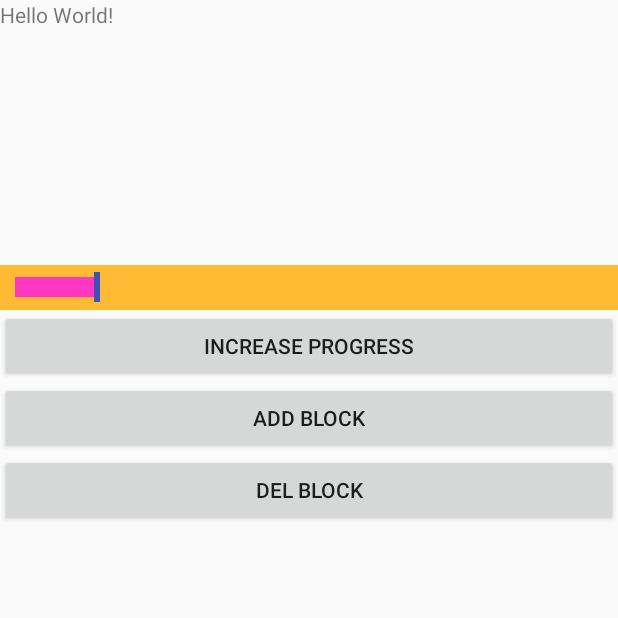
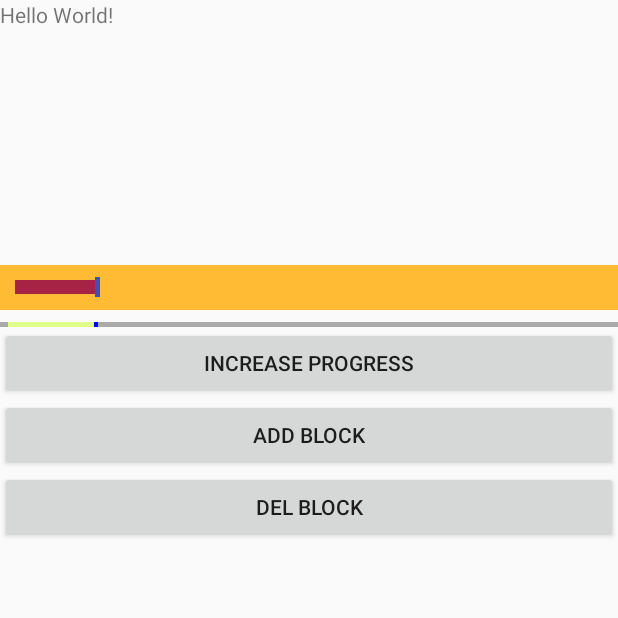
Before and after one commit to sparks345/section_progress, an Android app: the screen it shows after launch (MainActivity), after a tap on "DEL BLOCK", on a phone screen of 412 x 824 dp, the top half of it. Run offline under Robolectric (Android 15) with nearby library versions, the phone set to English and light mode, and no system bars; 2 other taps on this screen came first.

```diff
--- a/app/src/main/java/com/tencent/jinjingcao/section_progress/MainActivity.java
+++ b/app/src/main/java/com/tencent/jinjingcao/section_progress/MainActivity.java
@@ -9,12 +9,14 @@ import android.widget.Button;
 public class MainActivity extends Activity implements OnClickListener {
 
     private SectionProgressBar secBar;
+    private SectionProgressBar secBar2;
     private Button btnIncreaseProgress;
     private Button btnAddBlock;
     private Button btnDelBlock;
 
     private void assignViews() {
         secBar = (SectionProgressBar) findViewById(R.id.sec_bar);
+        secBar2 = (SectionProgressBar) findViewById(R.id.sec_bar2);
 
         btnIncreaseProgress = (Button) findViewById(R.id.btnIncreaseProgress);
         btnAddBlock = (Button) findViewById(R.id.btnAddBlock);
@@ -47,14 +49,20 @@ public class MainActivity extends Activity implements OnClickListener {
                     aimProgress = 100;
                 }
                 secBar.setProgress(aimProgress);
+                secBar2.setProgress(aimProgress);
                 break;
             case R.id.btnAddBlock:
                 secBar.setSplitAtCurrent();
+                secBar2.setSplitAtCurrent();
                 break;
             case R.id.btnDelBlock:
                 if (secBar.selectLastSection()) {
                     secBar.backDelSection();
                 }
+
+                if (secBar2.selectLastSection()) {
+                    secBar2.backDelSection();
+                }
                 break;
         }
     }
--- a/app/src/main/java/com/tencent/jinjingcao/section_progress/SectionProgressBar.java
+++ b/app/src/main/java/com/tencent/jinjingcao/section_progress/SectionProgressBar.java
@@ -1,16 +1,21 @@
 package com.tencent.jinjingcao.section_progress;
 
 import java.util.ArrayList;
+import java.util.Locale;
 import java.util.Timer;
 import java.util.TimerTask;
 
+import android.animation.ArgbEvaluator;
 import android.content.Context;
+import android.content.res.TypedArray;
 import android.graphics.Canvas;
 import android.graphics.Color;
 import android.graphics.Paint;
 import android.graphics.RectF;
+import android.support.annotation.NonNull;
 import android.support.annotation.Nullable;
 import android.util.AttributeSet;
+import android.util.Log;
 import android.view.View;
 
 /**
@@ -20,10 +25,27 @@ import android.view.View;
 
 public class SectionProgressBar extends View {
     public static final String TAG = "SectionProgressBar";
+    private final float density = getResources().getDisplayMetrics().density;
+
+    private static final int DEFAULT_SPLIT_BLOCK_COLOR = Color.BLUE;
+    private static final int DEFAULT_SPLIT_BLOCK_WIDTH = 6;
+    private static final int DEFAULT_SPLIT_BLOCK_HEIGHT = 15;
+    private static final int DEFAULT_PROGRESS_BAR_COLOR = Color.CYAN;
+    private static final int DEFAULT_PROGRESS_BAR_HEIGHT = 10;
+    private static final int DEFAULT_SECTION_BLINK_COLOR = Color.YELLOW;
 
     private final Paint mPaint;
     private final Paint mSplitBlockPaint;
     private final RectF mRect;
+    private final int mBlockColor;
+    private final int mAttrBlockHeight;
+    private final int mAttrProgressHeight;
+    private final int mSectionAnimBlinkColor;
+    private ArgbEvaluator mArgbEvaluator;
+    private int mBlockHeight;
+    private final int mProgressColor;
+    private int mProgressSize;
+    private final boolean mSectionAnimEnable;
 
     // all sections in current progress bar.
     private ArrayList<Section> mSections = new ArrayList<>();
@@ -32,7 +54,7 @@ public class SectionProgressBar extends View {
     private float mCurrentProgress;
 
     // block width.
-    private int mBlockWidth = 6 * 2;
+    private int mBlockWidth;
 
     // anim timer for select section.
     private AnimationTimer mAnimTimer;
@@ -44,14 +66,44 @@ public class SectionProgressBar extends View {
     public SectionProgressBar(Context context, @Nullable AttributeSet attrs) {
         super(context, attrs);
 
+        TypedArray ta = context.obtainStyledAttributes(attrs, R.styleable.SectionProgressBar);
+
+        mBlockColor = ta.getColor(R.styleable.SectionProgressBar_split_block_color, DEFAULT_SPLIT_BLOCK_COLOR);
+        mBlockWidth = ta.getDimensionPixelSize(R.styleable.SectionProgressBar_split_block_width, (int) (DEFAULT_SPLIT_BLOCK_WIDTH * density));
+        mAttrBlockHeight = ta.getDimensionPixelSize(R.styleable.SectionProgressBar_split_block_height, -1);
+        mProgressColor = ta.getColor(R.styleable.SectionProgressBar_progress_bar_color, DEFAULT_PROGRESS_BAR_COLOR);
+        mAttrProgressHeight = ta.getDimensionPixelSize(R.styleable.SectionProgressBar_progress_bar_height, -1);
+        mSectionAnimEnable = ta.getBoolean(R.styleable.SectionProgressBar_section_anim_on_selection, false);
+        mSectionAnimBlinkColor = ta.getColor(R.styleable.SectionProgressBar_section_anim_blink_color, DEFAULT_SECTION_BLINK_COLOR);
+        ta.recycle();
+
+        fixAttrDefaultHeight();
+
+        if (mSectionAnimEnable) {
+            mArgbEvaluator = new ArgbEvaluator();
+        }
+
+        Log.i(TAG,
+                String.format(
+                        Locale.US,
+                        "mBlockColor:%d, mBlockWidth:%d, mBlockHeight:%d, mProgressColor:%d, mProgressSize:%d, mSectionAnimEnable:%b, mSectionAnimBlinkColor:%d",
+                        mBlockColor, mBlockWidth, mBlockHeight, mProgressColor, mProgressSize, mSectionAnimEnable, mSectionAnimBlinkColor
+                )
+        );
+
+
         this.mPaint = new Paint();
         this.mRect = new RectF();
 //        this.mPaint.setAntiAlias(true);
         this.mSplitBlockPaint = new Paint();
-        this.mSplitBlockPaint.setColor(getResources().getColor(R.color.colorPrimary));
+//        this.mSplitBlockPaint.setColor(getResources().getColor(R.color.colorPrimary));
+        this.mSplitBlockPaint.setColor(mBlockColor);
 
-        this.mPaint.setColor(getResources().getColor(R.color.colorAccent));
-        this.mPaint.setStrokeWidth(20);
+//        this.mPaint.setColor(getResources().getColor(R.color.colorAccent));
+        this.mPaint.setColor(mProgressColor);
+        // the IDE says it's not very good to set a progressHeight to a strokeWIDTH.
+        // then, I use progressSIZE.
+        this.mPaint.setStrokeWidth(mProgressSize);
     }
 
     // attributes:
@@ -63,6 +115,29 @@ public class SectionProgressBar extends View {
     // section_anim_on_selection
     // section_selectable_by_click
 
+
+    @Override
+    protected void onVisibilityChanged(@NonNull View changedView, int visibility) {
+        super.onVisibilityChanged(changedView, visibility);
+        if (visibility == VISIBLE) {
+            fixAttrDefaultHeight();
+        }
+    }
+
+    private void fixAttrDefaultHeight() {
+        if (mAttrBlockHeight <= 0) {
+            mBlockHeight = getHeight() > 0 ? getHeight() : (int) (DEFAULT_SPLIT_BLOCK_HEIGHT * density);
+        } else {
+            mBlockHeight = mAttrBlockHeight;
+        }
+
+        if (mAttrProgressHeight <= 0) {
+            mProgressSize = getHeight() > 0 ? getHeight() : (int) (DEFAULT_PROGRESS_BAR_HEIGHT * density);
+        } else {
+            mProgressSize = mAttrProgressHeight;
+        }
+    }
+
     /**
      * set progress for view
      *
@@ -73,8 +148,7 @@ public class SectionProgressBar extends View {
             throw new IllegalArgumentException("percent must between 0.0F and 100.0F");
         }
 
-        Section lastSection = null;
-
+        Section lastSection;
         if (mSections.size() > 0) {
             lastSection = mSections.get(mSections.size() - 1);
             lastSection.setSelection(false);
@@ -126,7 +200,7 @@ public class SectionProgressBar extends View {
         if (mSections.size() > 0) {
             Section lastSection = mSections.get(mSections.size() - 1);
             if (mCurrentProgress > lastSection.end) {
-                throw new RuntimeException("current progress > last block end, add a block first, then do backDelSection.");
+                throw new RuntimeException("current progress > last section end, add a block first, then do backDelSection.");
             }
             mSections.remove(lastSection);
             setProgress(lastSection.start);
@@ -142,6 +216,7 @@ public class SectionProgressBar extends View {
 
     @Override
     protected void onDraw(Canvas canvas) {
+        // draw main progress. only case while progress gt last section end.
         Section lastSection = mSections.size() > 0 ? mSections.get(mSections.size() - 1) : null;
         if (lastSection == null || mCurrentProgress > lastSection.end) {
             int width = getWidth() - getPaddingLeft() - getPaddingRight();
@@ -149,11 +224,12 @@ public class SectionProgressBar extends View {
             int centerY = getHeight() / 2;
             mRect.left = getPaddingLeft();
             mRect.right = aimPos + mRect.left;// width - getPaddingRight();
-            mRect.top = centerY - 10;
-            mRect.bottom = centerY + 10;
+            mRect.top = centerY - mProgressSize / 2;
+            mRect.bottom = centerY + mProgressSize / 2;
             canvas.drawRect(mRect, mPaint);
         }
 
+        // draw sections.
         for (Section section : mSections) {
             section.doDraw(canvas);
         }
@@ -169,7 +245,7 @@ public class SectionProgressBar extends View {
         if (mSections.size() > 0) {
             Section lastSection = mSections.get(mSections.size() - 1);
             if (mCurrentProgress > lastSection.end) {
-                throw new RuntimeException("current progress > last block end, add a block first, then do selectLastSection.");
+                throw new RuntimeException("current progress > last section end, add a block first, then do selectLastSection.");
             }
             boolean ret = lastSection.mIsSelected;
             lastSection.setSelection(true);
@@ -192,7 +268,8 @@ public class SectionProgressBar extends View {
 
         public Section(float start, float end) {
             this.mPaint = new Paint();
-            this.mPaint.setColor(getResources().getColor(R.color.colorAccent));
+//            this.mPaint.setColor(getResources().getColor(R.color.colorAccent));
+            this.mPaint.setColor(mProgressColor);
             this.mBlockPaint = mSplitBlockPaint;
             this.start = start;
             this.end = end;
@@ -216,8 +293,8 @@ public class SectionProgressBar extends View {
                 mSectionRect.left = startPos;
                 mSectionRect.right = endPos;
 
-                mSectionRect.top = centerY - 10;
-                mSectionRect.bottom = centerY + 10;
+                mSectionRect.top = centerY - mProgressSize / 2;
+                mSectionRect.bottom = centerY + mProgressSize / 2;
             }
 
             if (mBlockRect == null) {
@@ -227,14 +304,35 @@ public class SectionProgressBar extends View {
 
                 mBlockRect.left = blockStartPos;
                 mBlockRect.right = blockEndPos;
-                mBlockRect.top = centerY - 15;
-                mBlockRect.bottom = centerY + 15;
+                mBlockRect.top = centerY - mBlockHeight / 2;
+                mBlockRect.bottom = centerY + mBlockHeight / 2;
             }
 
             if (mIsSelected && mAnimTimer != null) {
-                int alpha = mAnimTimer.getAlpha();
-                mPaint.setColor(Color.parseColor("#ff00ff"));
-                mPaint.setAlpha(alpha);
+                drawAnim();
+            } else {
+//                mPaint.setColor(getResources().getColor(R.color.colorAccent));
+                mPaint.setColor(mProgressColor);
+            }
+            canvas.drawRect(mSectionRect, mPaint);
+            canvas.drawRect(mBlockRect, mBlockPaint);
+
+        }
+
+        /**
+         * you can overwrite this as your wish.
+         */
+        public void drawAnim() {
+            int step = mAnimTimer.getStep();
+            float percent = step / 256.0f;
+
+//            mPaint.setColor(Color.parseColor("#ff00ff"));
+//            mPaint.setColor(mSectionAnimBlinkColor);
+//            mPaint.setAlpha(step);// set alpha after set color!!!
+
+            int color = (int) mArgbEvaluator.evaluate(percent, mProgressColor, mSectionAnimBlinkColor);
+            mPaint.setColor(color);
+
 //                // test code
 //                Paint tPaint = new Paint();
 //                tPaint.setTextSize(24);
@@ -246,17 +344,12 @@ public class SectionProgressBar extends View {
 //                tPaint.getTextBounds(testString, 0, testString.length(), bounds);
 //                tPaint.setAlpha(alpha);
 //                canvas.drawText(testString, getMeasuredWidth() / 2 - bounds.width() / 2, getMeasuredHeight() / 2 + bounds.height() / 2, tPaint);
-            } else {
-                mPaint.setColor(getResources().getColor(R.color.colorAccent));
-            }
-            canvas.drawRect(mSectionRect, mPaint);
-            canvas.drawRect(mBlockRect, mBlockPaint);
-
         }
 
         public void setSelection(boolean flag) {
             mIsSelected = flag;
-
+            Log.i(TAG, "setSelection: flag->" + flag + ", mSectionAnimEnable->" + mSectionAnimEnable);
+            if (mSectionAnimEnable) {
                 if (flag && mAnimTimer == null) {
                     mAnimTimer = new AnimationTimer();
                     mAnimTimer.start();
@@ -266,18 +359,21 @@ public class SectionProgressBar extends View {
                 }
             }
         }
+    }
 
     /**
      * for anim.
+     * from 50 to 200, step 20, and trigger per 80 milliseconds, you can change below as your wish.
      */
     private class AnimationTimer {
-        public static final int MAX_ALPHA = 200;
-        public static final int MIN_ALPHA = 50;
+        public static final int MAX_STEP = 200;
+        public static final int MIN_STEP = 50;
         public static final int ALPHA_STEP = 20;
+        public static final int TIMER_TRIGGER = 80;
 
         TimerTask timerTask;
         Timer timer;
-        int alpha = MAX_ALPHA;
+        int step = MAX_STEP;
 
         byte animDirection = 1;// 0:fade in, 1: fade out.
 
@@ -288,26 +384,26 @@ public class SectionProgressBar extends View {
                 public void run() {
                     switch (animDirection) {
                         case 0:
-                            if (alpha < MAX_ALPHA) {
-                                alpha += ALPHA_STEP;
-                                if (alpha > MAX_ALPHA) {
-                                    alpha = MAX_ALPHA;
+                            if (step < MAX_STEP) {
+                                step += ALPHA_STEP;
+                                if (step > MAX_STEP) {
+                                    step = MAX_STEP;
                                 }
                                 postInvalidate();
                             } else {
-                                alpha = MAX_ALPHA;
+                                step = MAX_STEP;
                                 animDirection = 1;
                             }
                             break;
                         case 1:
-                            if (alpha > MIN_ALPHA) {
-                                alpha -= ALPHA_STEP;
-                                if (alpha < MIN_ALPHA) {
-                                    alpha = MIN_ALPHA;
+                            if (step > MIN_STEP) {
+                                step -= ALPHA_STEP;
+                                if (step < MIN_STEP) {
+                                    step = MIN_STEP;
                                 }
                                 postInvalidate();
                             } else {
-                                alpha = MIN_ALPHA;
+                                step = MIN_STEP;
                                 animDirection = 0;
                             }
                             break;
@@ -317,7 +413,7 @@ public class SectionProgressBar extends View {
         }
 
         public void start() {
-            timer.schedule(timerTask, 0, 80);
+            timer.schedule(timerTask, 0, TIMER_TRIGGER);
         }
 
         private void stop() {
@@ -332,8 +428,8 @@ public class SectionProgressBar extends View {
             }
         }
 
-        public int getAlpha() {
-            return alpha;
+        public int getStep() {
+            return step;
         }
     }
 }
--- a/app/src/main/res/layout/activity_main.xml
+++ b/app/src/main/res/layout/activity_main.xml
@@ -59,13 +59,32 @@
         app:layout_constraintTop_toBottomOf="@+id/seekBar"
         tools:visibility="invisible"/>
 
+    <!--demo with attributes-->
     <com.tencent.jinjingcao.section_progress.SectionProgressBar
         android:id="@+id/sec_bar"
         android:layout_width="match_parent"
         android:layout_height="30dp"
         android:background="@android:color/holo_orange_light"
         android:paddingLeft="10dp"
-        android:paddingRight="20dp"/>
+        android:paddingRight="20dp"
+        app:progress_bar_color="@color/colorAccent"
+        app:progress_bar_height="9dp"
+        app:section_anim_on_selection="true"
+        app:split_block_color="@color/colorPrimary"
+        app:section_anim_blink_color="#FF770000"
+        app:split_block_height="13dp"
+        app:split_block_width="7dp"/>
+
+    <!--demo without attributes-->
+    <com.tencent.jinjingcao.section_progress.SectionProgressBar
+        android:id="@+id/sec_bar2"
+        android:layout_width="match_parent"
+        android:layout_height="3dp"
+        android:layout_marginTop="8dp"
+        android:background="@android:color/darker_gray"
+        android:paddingLeft="5dp"
+        android:paddingRight="5dp"
+        app:section_anim_on_selection="true"/>
 
     <Button
         android:id="@+id/btnIncreaseProgress"
--- a/app/src/main/res/values/attrs.xml
+++ b/app/src/main/res/values/attrs.xml
@@ -15,7 +15,9 @@
 
         <!--段落选中启用动画-->
         <attr name="section_anim_on_selection" format="boolean"/>
-        <!--段落支持点击选中-->
-        <attr name="section_selectable_by_click" format="boolean"/>
+        <!--段落选中动画闪烁的颜色-->
+        <attr name="section_anim_blink_color" format="color"/>
+        <!--TODO 段落支持点击选中-->
+        <!--<attr name="section_selectable_by_click" format="boolean"/>-->
     </declare-styleable>
 </resources>
```
Lines whose indentation alone changed are shown as unchanged.
